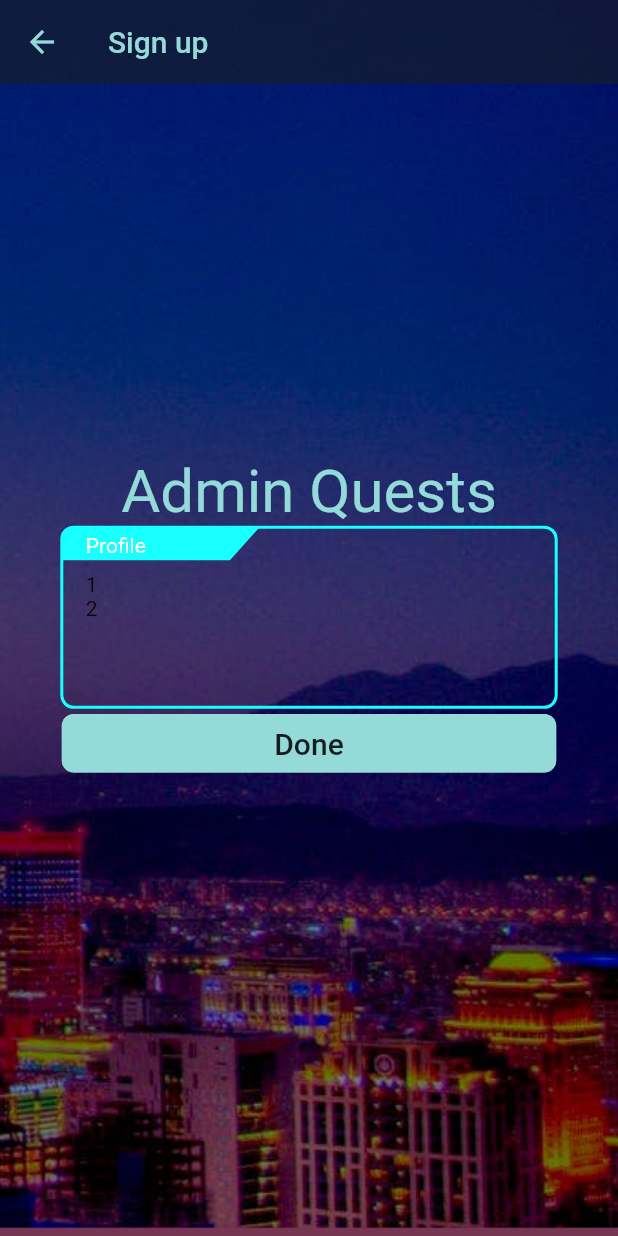
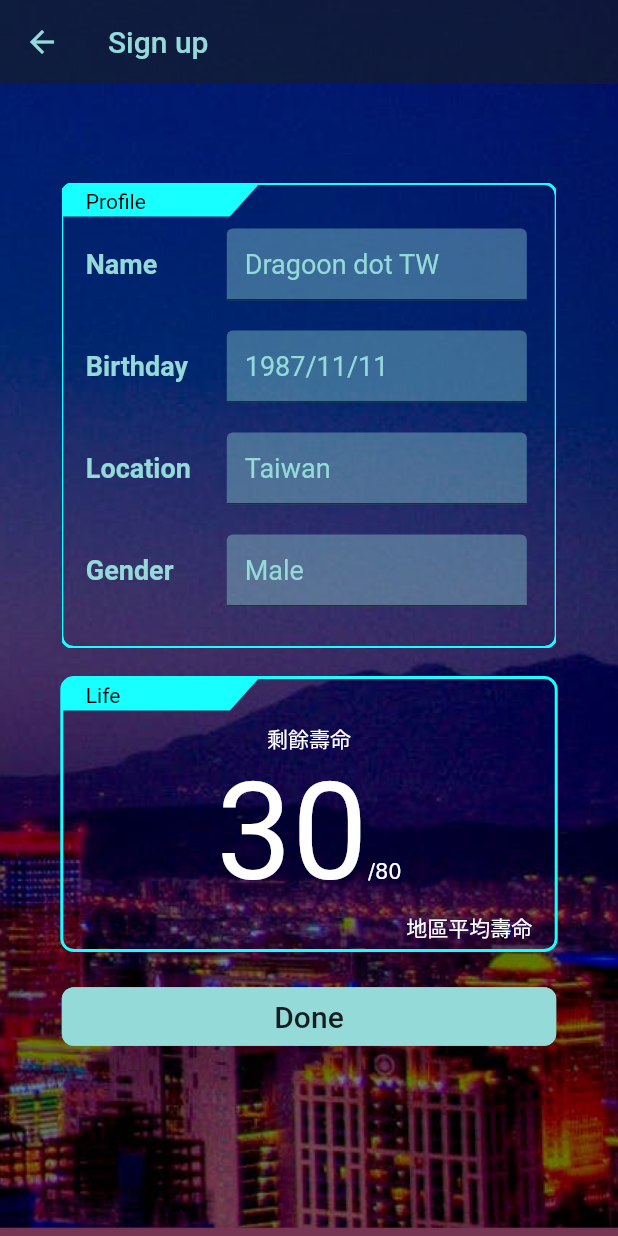
Before and after one commit to QuiverYang/BucketList, a Flutter app: the SignUpScreen screen opened by its route, on a phone screen of 412 x 824 dp. Run offline on Flutter 3.47's test engine with Material 2 defaults, Android fonts, the phone set to English and light mode, and no system bars.

Commit message:
Add - signup screen

```diff
--- a/lib/screen/component/panel_widget.dart
+++ b/lib/screen/component/panel_widget.dart
@@ -50,7 +50,7 @@ class PanelWidget extends StatelessWidget {
               titlePaddingY: titlePaddingY,
               titleTextSize: titleTextSize,
               panelColor: panelColor,
-          ),
+              panelTitleColor: panelTitleColor),
         ),
         Positioned(
           top: titlePaddingY + titleTextSize + titlePaddingY + contentPaddingY,
--- a/lib/screen/signup_screen.dart
+++ b/lib/screen/signup_screen.dart
@@ -38,24 +38,59 @@ class _SignUpScreenState extends State<SignUpScreen> {
             ),
             color: Color.fromARGB(255, 117, 53, 83),
           ),
-//        constraints: BoxConstraints.expand(),
           child: Padding(
             padding: EdgeInsets.symmetric(horizontal: width * 0.1),
             child: Column(
               mainAxisAlignment: MainAxisAlignment.center,
               children: <Widget>[
-                  Text(
-                    'Admin Quests',
-                    style: TextStyle(color: kThemeColor, fontSize: 40),
-                  ),
                 PanelWidget(
-                    panelSize: Size(panelWidth, panelWidth * 0.33),
+                  panelSize: Size(panelWidth, panelWidth * 0.85),
                   title: "Profile",
                   titleTextSize: 14,
                   contentWidget: Column(
-                      children: [Text('1'), Text('2')],
+                    children: [
+                      oneRow('Name', 'Dragoon dot TW', panelWidth: panelWidth),
+                      oneRow('Birthday', '1987/11/11', panelWidth: panelWidth),
+                      oneRow('Location', 'Taiwan', panelWidth: panelWidth),
+                      oneRow('Gender', 'Male', panelWidth: panelWidth),
+                    ],
                   ),
                 ),
+                SizedBox(height: 20),
+                PanelWidget(
+                  panelSize: Size(panelWidth, panelWidth * 0.5),
+                  title: "Life",
+                  titleTextSize: 14,
+                  contentWidget: Container(
+                    width: panelWidth - width * 0.2 + 16,
+                    child: Column(
+                      crossAxisAlignment: CrossAxisAlignment.center,
+                      children: [
+                        Text(
+                          '剩餘壽命',
+                          style: TextStyle(color: Colors.white),
+                        ),
+                        RichText(
+                          text: TextSpan(children: [
+                            TextSpan(
+                                text: '30', style: TextStyle(fontSize: 90)),
+                            TextSpan(text: '/80')
+                          ]),
+                        ),
+                        Row(
+                          mainAxisAlignment: MainAxisAlignment.end,
+                          children: [
+                            Text(
+                              '地區平均壽命',
+                              style: TextStyle(color: Colors.white),
+                            ),
+                          ],
+                        ),
+                      ],
+                    ),
+                  ),
+                ),
+                SizedBox(height: 20),
                 FlatButton(
                   color: kThemeColor,
                   child: Container(
@@ -78,6 +113,36 @@ class _SignUpScreenState extends State<SignUpScreen> {
             ),
           ),
         ), // This trailin,
-        ));
+      ),
+    );
+  }
+
+  Widget oneRow(String title, String hint, {double panelWidth}) {
+    return Container(
+      constraints: BoxConstraints(maxWidth: panelWidth),
+      padding: EdgeInsets.only(right: 70, bottom: 20),
+      child: Row(
+        mainAxisAlignment: MainAxisAlignment.spaceBetween,
+        children: [
+          Text(
+            title,
+            style: TextStyle(
+                color: kThemeColor, fontSize: 18, fontWeight: FontWeight.bold),
+          ),
+          Container(
+            width: 200,
+            child: TextField(
+              decoration: InputDecoration(
+                filled: true,
+                fillColor: Color.fromARGB(100, 147, 218, 216),
+                hintText: hint,
+                hintStyle: TextStyle(color: kThemeColor, fontSize: 18),
+              ),
+              onChanged: (value) {},
+            ),
+          )
+        ],
+      ),
+    );
   }
 }
```
Lines whose indentation alone changed are shown as unchanged.
